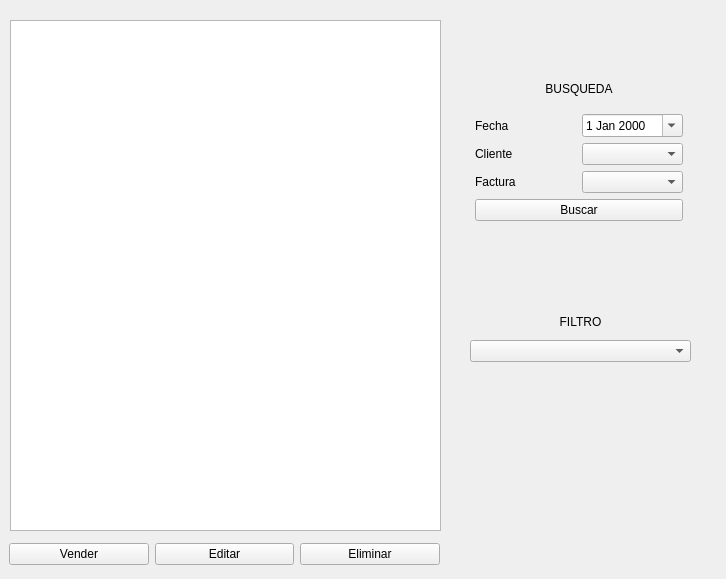
Above: Proyecto/Modulo_Venta/Ventas.ui from PaulaCanales/Proyecto_Ventas before the change. Below: the same form after it.
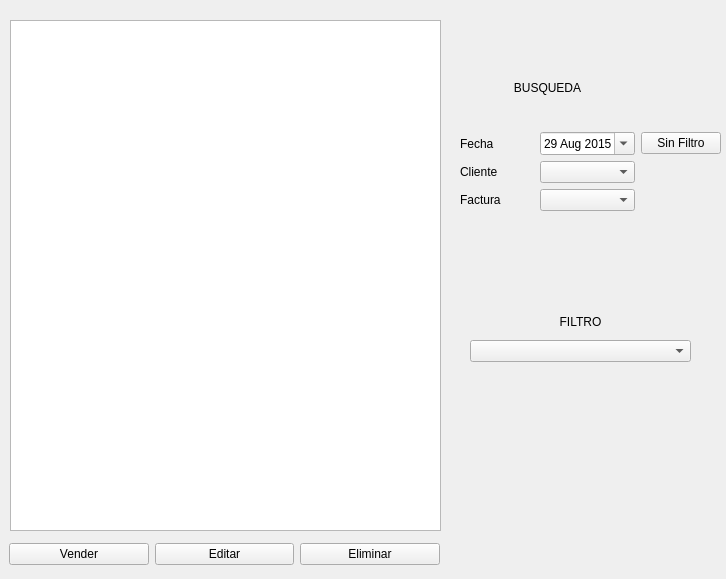
That is the form after the change.

Diff of the .ui file:
```diff
--- a/Proyecto/Modulo_Venta/Ventas.ui
+++ b/Proyecto/Modulo_Venta/Ventas.ui
@@ -16,20 +16,17 @@
   <widget class="QWidget" name="layoutWidget">
    <property name="geometry">
     <rect>
-     <x>475</x>
-     <y>70</y>
-     <width>208</width>
-     <height>151</height>
+     <x>460</x>
+     <y>50</y>
+     <width>261</width>
+     <height>161</height>
     </rect>
    </property>
    <layout class="QGridLayout" name="gridLayout_2">
-    <item row="0" column="0" colspan="2">
-     <widget class="QLabel" name="label_4">
+    <item row="1" column="2">
+     <widget class="QPushButton" name="sinFiltro">
       <property name="text">
-       <string>BUSQUEDA</string>
-      </property>
-      <property name="alignment">
-       <set>Qt::AlignCenter</set>
+       <string>Sin Filtro</string>
       </property>
      </widget>
     </item>
@@ -45,42 +42,52 @@
       <property name="wrapping">
        <bool>false</bool>
       </property>
+      <property name="dateTime">
+       <datetime>
+        <hour>0</hour>
+        <minute>0</minute>
+        <second>0</second>
+        <year>2015</year>
+        <month>8</month>
+        <day>29</day>
+       </datetime>
+      </property>
+      <property name="minimumTime">
+       <time>
+        <hour>3</hour>
+        <minute>0</minute>
+        <second>0</second>
+       </time>
+      </property>
       <property name="calendarPopup">
        <bool>true</bool>
       </property>
      </widget>
     </item>
-    <item row="2" column="0">
+    <item row="3" column="0">
      <widget class="QLabel" name="label_2">
       <property name="text">
        <string>Cliente</string>
       </property>
      </widget>
     </item>
-    <item row="3" column="0">
+    <item row="4" column="0">
      <widget class="QLabel" name="label_3">
       <property name="text">
        <string>Factura</string>
       </property>
      </widget>
     </item>
-    <item row="4" column="0" colspan="2">
-     <widget class="QPushButton" name="pushButton_3">
-      <property name="text">
-       <string>Buscar</string>
-      </property>
-     </widget>
-    </item>
-    <item row="2" column="1">
-     <widget class="QComboBox" name="comboProv">
-      <item>
-       <property name="text">
-        <string/>
-       </property>
-      </item>
-     </widget>
-    </item>
     <item row="3" column="1">
+     <widget class="QComboBox" name="comboProv">
+      <item>
+       <property name="text">
+        <string/>
+       </property>
+      </item>
+     </widget>
+    </item>
+    <item row="4" column="1">
      <widget class="QComboBox" name="comboFolio">
       <item>
        <property name="text">
@@ -89,6 +96,16 @@
       </item>
      </widget>
     </item>
+    <item row="0" column="0" colspan="2">
+     <widget class="QLabel" name="label_4">
+      <property name="text">
+       <string>BUSQUEDA</string>
+      </property>
+      <property name="alignment">
+       <set>Qt::AlignCenter</set>
+      </property>
+     </widget>
+    </item>
    </layout>
   </widget>
   <widget class="QWidget" name="layoutWidget">
@@ -180,6 +197,11 @@
     </item>
    </layout>
   </widget>
+  <zorder>layoutWidget</zorder>
+  <zorder>layoutWidget</zorder>
+  <zorder>grilla_prod</zorder>
+  <zorder>layoutWidget</zorder>
+  <zorder>label_4</zorder>
  </widget>
  <tabstops>
   <tabstop>grilla_prod</tabstop>
```
Left out of the diff: 1 changed line with no effect on the pictures.
